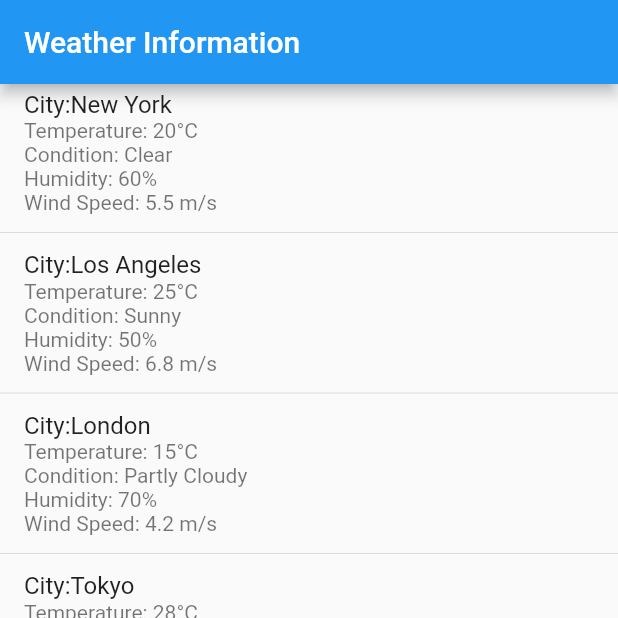
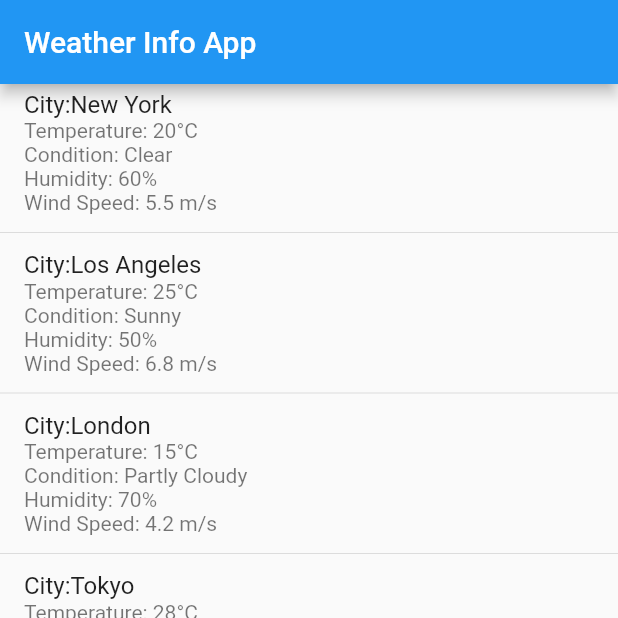
Before and after one commit to Md-Ashikul/live_test_module_11, a Flutter app: the screen it shows after launch, on a phone screen of 412 x 824 dp, the top half of it. Run offline on Flutter 3.47's test engine with Material 2 defaults, Android fonts, the phone set to English and light mode, and no system bars.

Commit message:
weather info app

```diff
--- a/lib/main.dart
+++ b/lib/main.dart
@@ -11,7 +11,7 @@ class MyApp extends StatelessWidget {
     return MaterialApp(
       home: Scaffold(
         appBar: AppBar(
-          title: Text('Weather Information'),
+          title: Text('Weather Info App'),
         ),
         body: WeatherInfo(),
       ),
```
